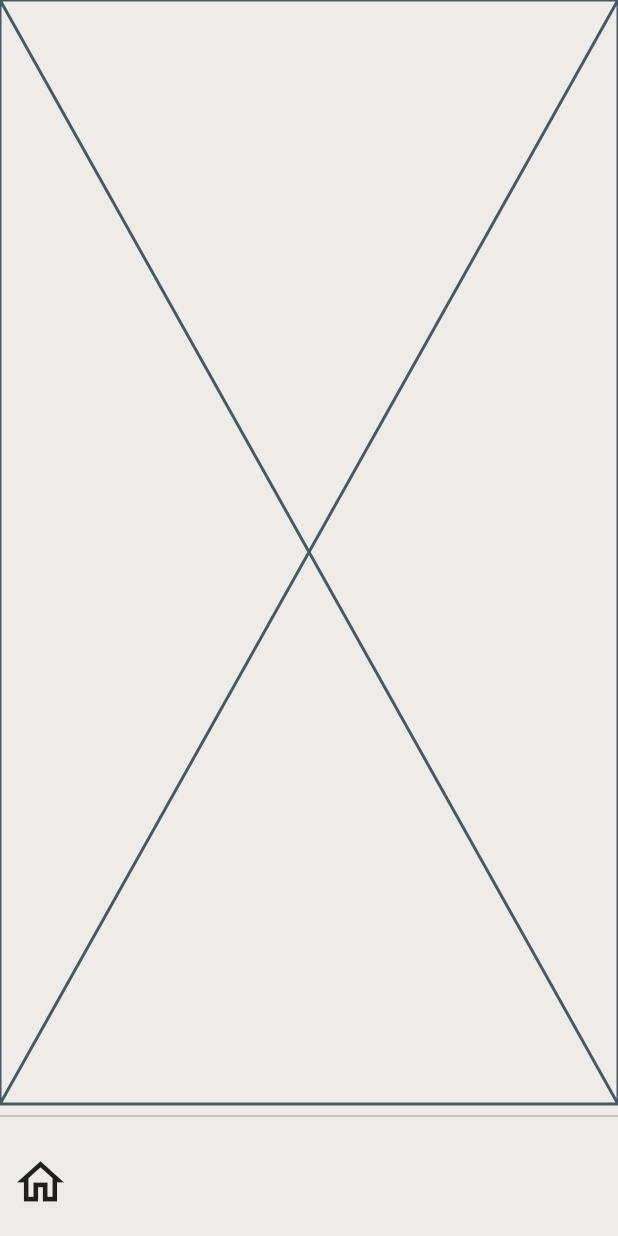
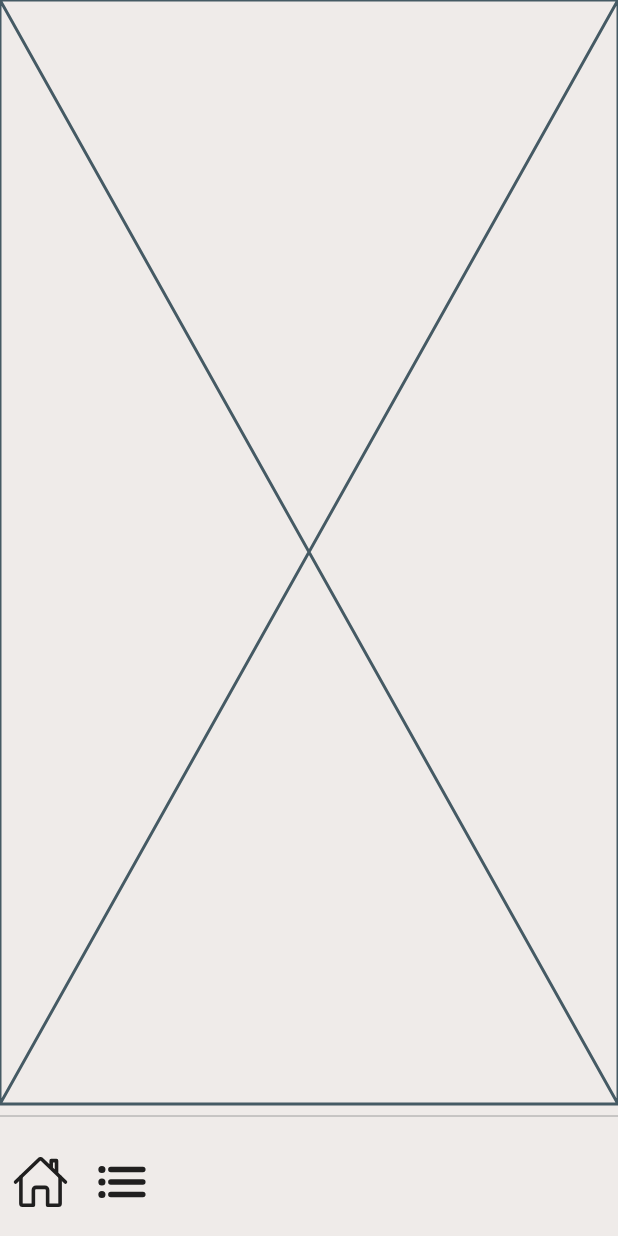
Before and after one commit to JAICHANGPARK/flutter_notebook_19th_story, a Flutter app: the screen it shows after launch, on a phone screen of 412 x 824 dp. Run offline on Flutter 3.47's test engine with Material 2 defaults, Android fonts, the phone set to English and light mode, and no system bars; our stand-ins replace bubble_tab_indicator, cached_network_image, countup, fl_chart, flutter_riverpod, freezed_annotation and 4 more.

Commit message:
Update e_course_home_page.dart

```diff
--- a/lib/ep1148_e_course_app/src/ui/e_course_home_page.dart
+++ b/lib/ep1148_e_course_app/src/ui/e_course_home_page.dart
@@ -1,4 +1,5 @@
 import 'package:flutter/material.dart';
+import 'package:ionicons/ionicons.dart';
 
 class ECourseHomePage extends StatefulWidget {
   const ECourseHomePage({Key? key}) : super(key: key);
@@ -26,7 +27,14 @@ class _ECourseHomePageState extends State<ECourseHomePage> {
                 IconButton(
                   onPressed: () {},
                   icon: Icon(
-                    Icons.home_outlined,
+                    Ionicons.home_outline,
+                  ),
+                  iconSize: 38,
+                ),
+                IconButton(
+                  onPressed: () {},
+                  icon: Icon(
+                    Ionicons.list,
                   ),
                   iconSize: 38,
                 )
```
